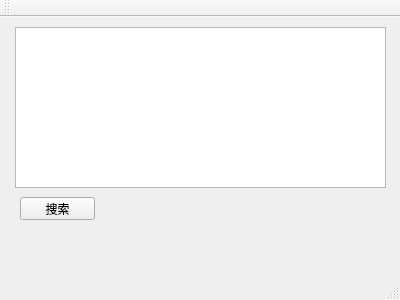
Old version of the form mainwindow.ui in the repository SeanWang26/SearchAndControlClient.
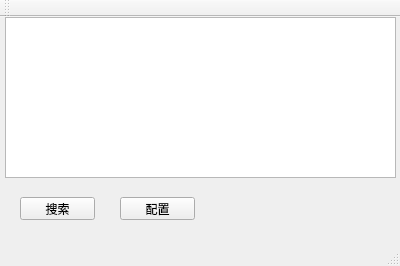
New version of the form.

```diff
--- a/mainwindow.ui
+++ b/mainwindow.ui
@@ -7,23 +7,13 @@
     <x>0</x>
     <y>0</y>
     <width>400</width>
-    <height>300</height>
+    <height>266</height>
    </rect>
   </property>
   <property name="windowTitle">
    <string>MainWindow</string>
   </property>
   <widget class="QWidget" name="centralWidget">
-   <widget class="QListView" name="listView">
-    <property name="geometry">
-     <rect>
-      <x>15</x>
-      <y>10</y>
-      <width>371</width>
-      <height>161</height>
-     </rect>
-    </property>
-   </widget>
    <widget class="QPushButton" name="pushButton">
     <property name="geometry">
      <rect>
@@ -37,6 +27,29 @@
      <string>搜索</string>
     </property>
    </widget>
+   <widget class="QListWidget" name="listWidget">
+    <property name="geometry">
+     <rect>
+      <x>5</x>
+      <y>0</y>
+      <width>391</width>
+      <height>161</height>
+     </rect>
+    </property>
+   </widget>
+   <widget class="QPushButton" name="CfgButton">
+    <property name="geometry">
+     <rect>
+      <x>120</x>
+      <y>180</y>
+      <width>75</width>
+      <height>23</height>
+     </rect>
+    </property>
+    <property name="text">
+     <string>配置</string>
+    </property>
+   </widget>
   </widget>
   <widget class="QMenuBar" name="menuBar">
    <property name="geometry">
```
